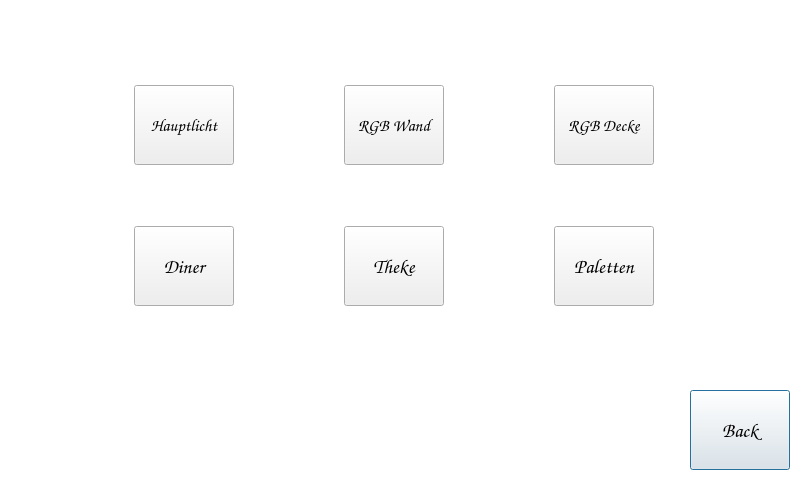
Above: JugendControllPanel/einstellunglicht.ui from mvu/jugendprojekt before the change. Below: the same form after it.
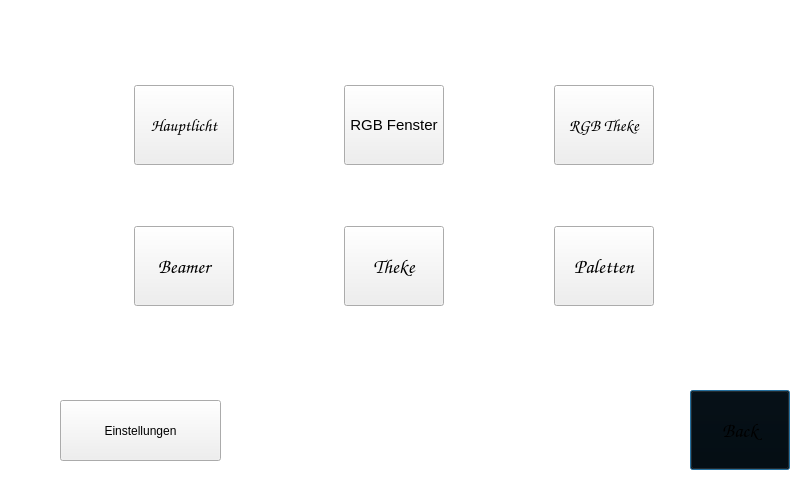
That is the form after the change. Icons and pictures are not drawn.

Diff of the .ui file:
```diff
--- a/JugendControllPanel/einstellunglicht.ui
+++ b/JugendControllPanel/einstellunglicht.ui
@@ -65,6 +65,7 @@
    </property>
    <property name="styleSheet">
     <string notr="true">QPushButton{
+	background-color:transperant;
 
 border-image:url(:/new/bilder/bilder/zurueck.png) 1;
 border-width: 1px;
@@ -106,15 +107,18 @@
       </property>
       <property name="font">
        <font>
-        <family>Comic Sans MS</family>
-        <pointsize>13</pointsize>
-        <weight>75</weight>
-        <italic>true</italic>
-        <bold>true</bold>
+        <family>MS Shell Dlg 2</family>
+        <pointsize>11</pointsize>
+        <weight>9</weight>
+        <italic>false</italic>
+        <bold>false</bold>
        </font>
       </property>
+      <property name="styleSheet">
+       <string notr="true">font: 75 11pt &quot;MS Shell Dlg 2&quot;;</string>
+      </property>
       <property name="text">
-       <string>RGB Wand</string>
+       <string>RGB Fenster</string>
       </property>
      </widget>
     </item>
@@ -151,7 +155,7 @@
        <string notr="true"/>
       </property>
       <property name="text">
-       <string>Diner</string>
+       <string>Beamer</string>
       </property>
      </widget>
     </item>
@@ -291,12 +295,25 @@
        </font>
       </property>
       <property name="text">
-       <string>RGB Decke</string>
+       <string>RGB Theke</string>
       </property>
      </widget>
     </item>
    </layout>
   </widget>
+  <widget class="QPushButton" name="pushButtonEinstellung">
+   <property name="geometry">
+    <rect>
+     <x>60</x>
+     <y>400</y>
+     <width>161</width>
+     <height>61</height>
+    </rect>
+   </property>
+   <property name="text">
+    <string>Einstellungen</string>
+   </property>
+  </widget>
  </widget>
  <resources/>
  <connections>
```
Left out of the diff: 5 changed lines with no effect on the pictures.
